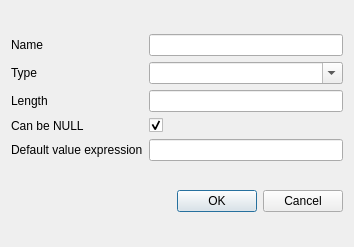
Qt form python/plugins/db_manager/ui/DlgFieldProperties.ui (qgis/QGIS) before a commit.
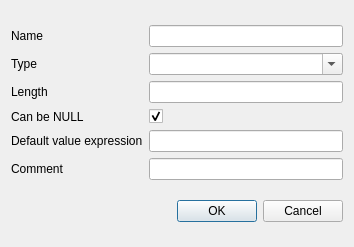
The same form after that commit.

Patch:
```diff
--- a/python/plugins/db_manager/ui/DlgFieldProperties.ui
+++ b/python/plugins/db_manager/ui/DlgFieldProperties.ui
@@ -95,6 +95,23 @@
        </property>
       </widget>
      </item>
+     <item row="6" column="1">
+      <widget class="QLineEdit" name="editCom">
+       <property name="toolTip">
+        <string>&lt;html&gt;&lt;head/&gt;&lt;body&gt;&lt;p&gt;Properly quoted PostgreSQL expression (e.g. &lt;code&gt;4&lt;/code&gt;, &lt;code&gt;'text'&lt;/code&gt; or  &lt;code&gt;nextval('foo_id_seq')&lt;/code&gt;&lt;br/&gt;&lt;/p&gt;&lt;/body&gt;&lt;/html&gt;</string>
+       </property>
+       <property name="text">
+        <string notr="true"/>
+       </property>
+      </widget>
+     </item>
+     <item row="6" column="0">
+      <widget class="QLabel" name="label_6">
+       <property name="text">
+        <string>Comment</string>
+       </property>
+      </widget>
+     </item>
     </layout>
    </item>
    <item>
```
Left out of the diff: 62 changed lines with no effect on the pictures.
